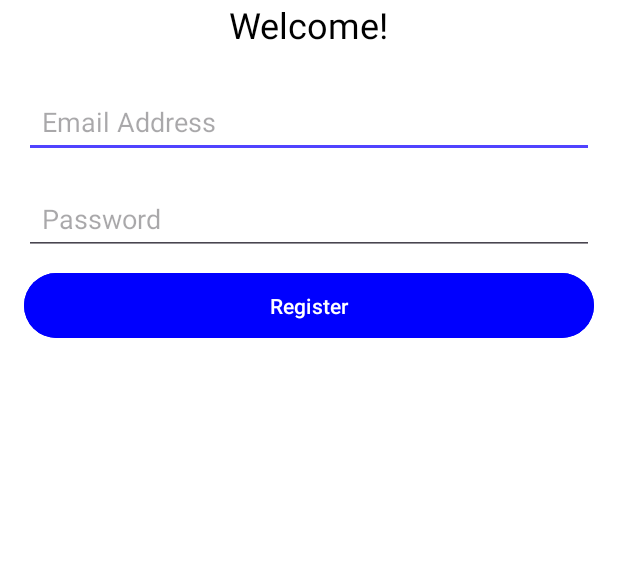
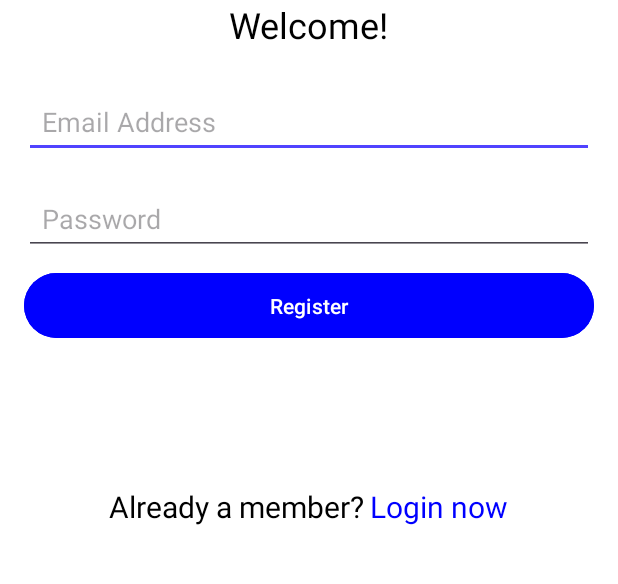
Before and after one commit to VoxanyNet/BestRecipeApp, an Android app: the Register screen opened directly, with no data from a screen before it, on a phone screen of 412 x 824 dp, the part 542-1126 px from its top. Run offline under Robolectric (Android 15) with nearby library versions, the phone set to English and light mode, and no system bars; our stand-ins replace Firebase (no records; nobody signed in at launch, a user with empty details on screens opened directly); Roboto replaces fonts that are not available here.

Commit message:
switch between register and login activities

```diff
--- a/app/src/main/java/bestteam/bestrecipeapp/Register.java
+++ b/app/src/main/java/bestteam/bestrecipeapp/Register.java
@@ -1,8 +1,10 @@
 package bestteam.bestrecipeapp;
 
+import android.content.Intent;
 import android.view.View;
 import android.widget.Button;
 import android.widget.EditText;
+import android.widget.TextView;
 import android.widget.Toast;
 import androidx.annotation.NonNull;
 import androidx.appcompat.app.AppCompatActivity;
@@ -25,6 +27,8 @@ public class Register extends AppCompatActivity {
 
         Button buttonRegister = findViewById(R.id.loginButton);
 
+        TextView loginText = findViewById(R.id.loginText);
+
         // register sign up button callback
         buttonRegister.setOnClickListener(new View.OnClickListener() {
             // this is the callback
@@ -37,6 +41,15 @@ public class Register extends AppCompatActivity {
 
                 // call the actual createAccount function
                 createAccount(email, password);
+            }
+        });
+
+        loginText.setOnClickListener(new View.OnClickListener() {
+            @Override
+            public void onClick(View view) {
+                Intent intent = new Intent(Register.this, SignIn.class);
+
+                startActivity(intent);
             }
         });
     }
--- a/app/src/main/res/layout/activity_register.xml
+++ b/app/src/main/res/layout/activity_register.xml
@@ -57,6 +57,28 @@
             android:textColor="#FFFFFF"
             android:padding="12dp"
             android:layout_marginBottom="24dp" android:id="@+id/loginButton"/>
+    <LinearLayout
+            android:layout_width="match_parent"
+            android:layout_height="match_parent"
+            android:orientation="horizontal"
+            android:gravity="center"
+            android:layout_marginBottom="24dp">
+
+        <TextView
+                android:layout_width="wrap_content"
+                android:layout_height="wrap_content"
+                android:text="Already a member?"
+                android:textColor="#000000"
+                android:textSize="20sp"/>
+
+        <TextView
+                android:layout_width="wrap_content"
+                android:layout_height="wrap_content"
+                android:text="Login now"
+                android:textColor="#0000FF"
+                android:textSize="20sp"
+                android:layout_marginStart="4dp" android:textAlignment="center" android:id="@+id/loginText"/>
+    </LinearLayout>
 
     <!-- Register Link -->
 
--- a/app/src/main/res/layout/activity_sign_in.xml
+++ b/app/src/main/res/layout/activity_sign_in.xml
@@ -87,7 +87,7 @@
                 android:text="Register now"
                 android:textColor="#0000FF"
                 android:textSize="20sp"
-                android:layout_marginStart="4dp" android:textAlignment="center"/>
+                android:layout_marginStart="4dp" android:textAlignment="center" android:id="@+id/loginText"/>
     </LinearLayout>
 
     <!-- Social Media Login Buttons -->
```
Also changed, not shown: app/src/main/java/bestteam/bestrecipeapp/SignIn.java (+14 -0 lines).
